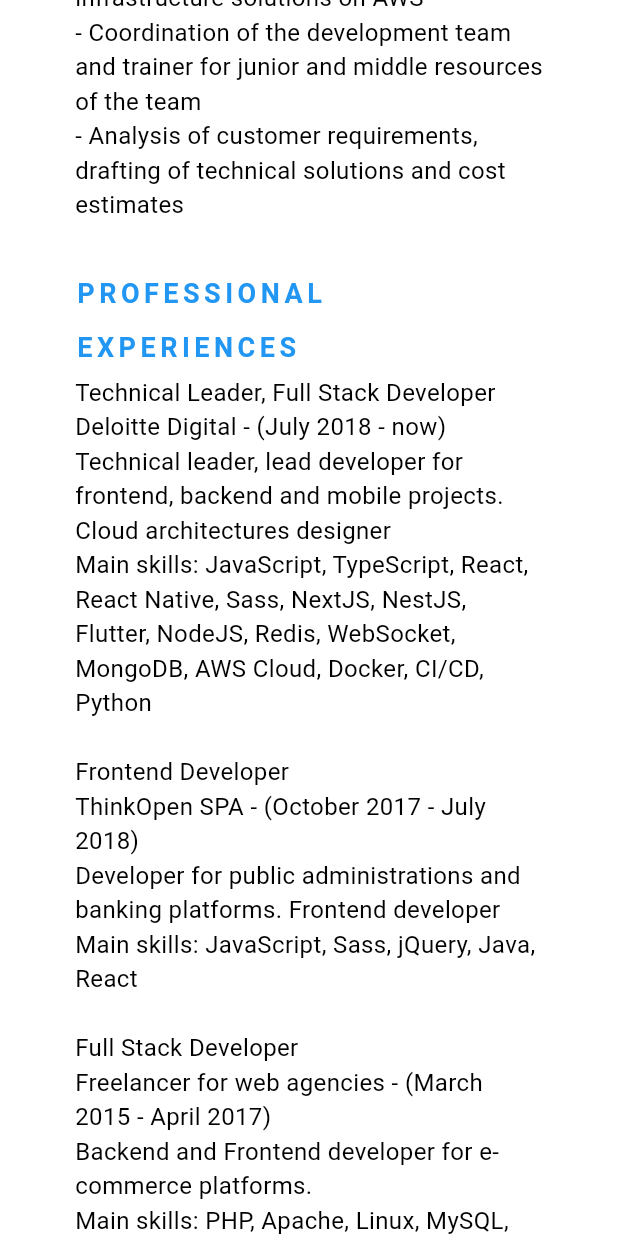
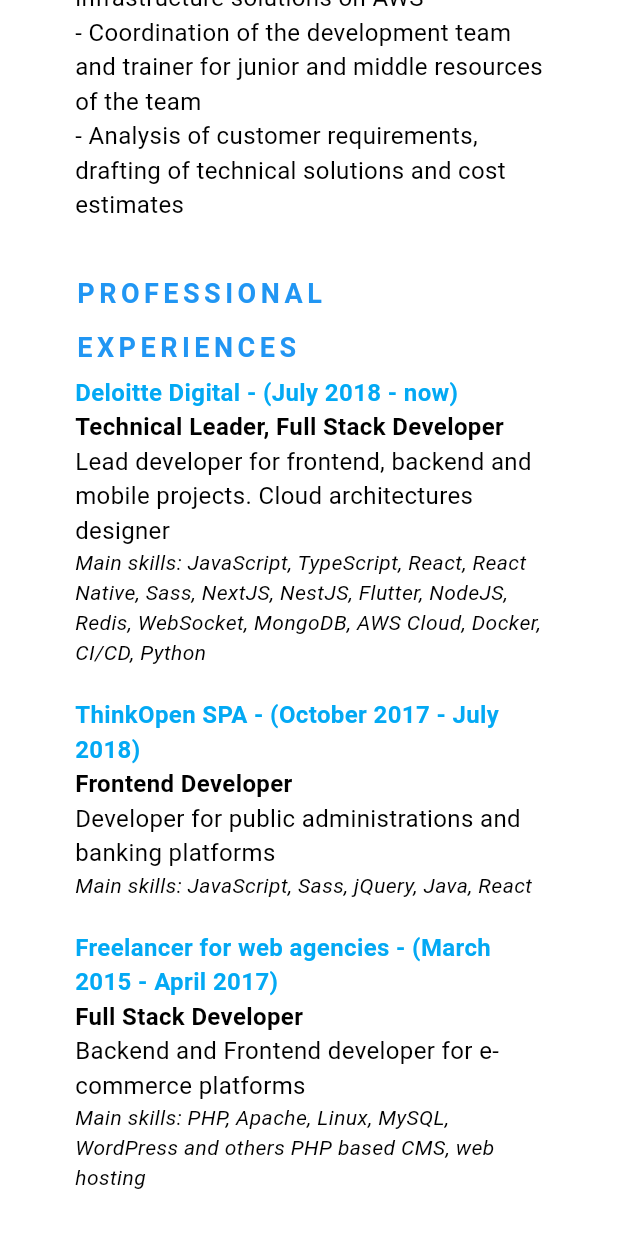
Before and after one commit to davideperrotta/resume_app, a Flutter app: the screen it shows after launch, scrolled down 1152 dp, on a phone screen of 412 x 824 dp. Run offline on Flutter 3.47's test engine with Material 3 defaults, Android fonts, the light colour scheme and no system bars; our stand-ins replace bloc, equatable, flutter_bloc, responsive_builder.

Commit message:
apply styles to experiences

```diff
--- a/lib/customComponent.dart
+++ b/lib/customComponent.dart
@@ -61,7 +61,7 @@
                 );
               },
             ),
-            Text('This is a test page for cubit')
+            const Text('This is a test page for cubit')
           ],
         )
       ],
--- a/lib/main.dart
+++ b/lib/main.dart
@@ -119,22 +119,103 @@
         style: titleStyle,
       ),
       Container(
-        child: Text(
-          'Technical Leader, Full Stack Developer\nDeloitte Digital - (July 2018 - now) \nTechnical leader, lead developer for frontend, backend and mobile projects. Cloud architectures designer \nMain skills: JavaScript, TypeScript, React, React Native, Sass, NextJS, NestJS, Flutter, NodeJS, Redis, WebSocket, MongoDB, AWS Cloud, Docker, CI/CD, Python\n',
+          child: Column(
+        crossAxisAlignment: CrossAxisAlignment.start,
+        children: [
+          Text(
+            'Deloitte Digital - (July 2018 - now)',
+            style: descriptionStyle.merge(const TextStyle(
+              fontWeight: FontWeight.bold,
+              color: Colors.lightBlue,
+            )),
+          ),
+          Text(
+            'Technical Leader, Full Stack Developer',
+            style: descriptionStyle.merge(const TextStyle(
+              fontWeight: FontWeight.bold,
+            )),
+          ),
+          Text(
+            'Lead developer for frontend, backend and mobile projects. Cloud architectures designer',
             style: descriptionStyle,
           ),
+          Text(
+            'Main skills: JavaScript, TypeScript, React, React Native, Sass, NextJS, NestJS, Flutter, NodeJS, Redis, WebSocket, MongoDB, AWS Cloud, Docker, CI/CD, Python',
+            style: descriptionStyle.merge(const TextStyle(
+              fontStyle: FontStyle.italic,
+              fontSize: 14,
+            )),
           ),
+          const SizedBox(
+            height: 20,
+          )
+        ],
+      )),
       Container(
-        child: Text(
-          'Frontend Developer \nThinkOpen SPA - (October 2017 - July 2018) \nDeveloper for public administrations and banking platforms. Frontend developer \nMain skills: JavaScript, Sass, jQuery, Java, React\n',
+          child: Column(
+        crossAxisAlignment: CrossAxisAlignment.start,
+        children: [
+          Text(
+            'ThinkOpen SPA - (October 2017 - July 2018)',
+            style: descriptionStyle.merge(const TextStyle(
+              fontWeight: FontWeight.bold,
+              color: Colors.lightBlue,
+            )),
+          ),
+          Text(
+            'Frontend Developer',
+            style: descriptionStyle.merge(const TextStyle(
+              fontWeight: FontWeight.bold,
+            )),
+          ),
+          Text(
+            'Developer for public administrations and banking platforms',
             style: descriptionStyle,
           ),
+          Text(
+            'Main skills: JavaScript, Sass, jQuery, Java, React',
+            style: descriptionStyle.merge(const TextStyle(
+              fontStyle: FontStyle.italic,
+              fontSize: 14,
+            )),
           ),
+          const SizedBox(
+            height: 20,
+          )
+        ],
+      )),
       Container(
-        child: Text(
-          'Full Stack Developer \nFreelancer for web agencies - (March 2015 - April 2017) \nBackend and Frontend developer for e-commerce platforms. \nMain skills: PHP, Apache, Linux, MySQL, WordPress and others PHP based CMS',
+          child: Column(
+        crossAxisAlignment: CrossAxisAlignment.start,
+        children: [
+          Text(
+            'Freelancer for web agencies - (March 2015 - April 2017)',
+            style: descriptionStyle.merge(const TextStyle(
+              fontWeight: FontWeight.bold,
+              color: Colors.lightBlue,
+            )),
+          ),
+          Text(
+            'Full Stack Developer',
+            style: descriptionStyle.merge(const TextStyle(
+              fontWeight: FontWeight.bold,
+            )),
+          ),
+          Text(
+            'Backend and Frontend developer for e-commerce platforms',
             style: descriptionStyle,
           ),
+          Text(
+            'Main skills: PHP, Apache, Linux, MySQL, WordPress and others PHP based CMS, web hosting',
+            style: descriptionStyle.merge(const TextStyle(
+              fontStyle: FontStyle.italic,
+              fontSize: 14,
+            )),
+          ),
+        ],
+      ) /*Text(
+          style: descriptionStyle,
+        ),*/
           ),
       const SizedBox(height: separatorHeight),
       Text(
@@ -142,10 +223,45 @@
         style: titleStyle,
       ),
       Container(
-        child: Text(
-          'Politecnico di Milano, 2023 \nState exam for qualification of ICT Engineer \n\nUniversità Magna Graecia di Catanzaro, 2017 \nMaster’s Degree in Biomedical Engineering, 106/110 \n\nUniversità Magna Graecia di Catanzaro, 2015 \nBachelor Degree in Computer and Biomedical Engineering \n\nScientific High School Luigi Siciliani, Catanzaro, 2005 - 2010',
+        child: Column(crossAxisAlignment: CrossAxisAlignment.start, children: [
+          Text(
+            'Politecnico di Milano, 2023 ',
+            style: descriptionStyle.merge(const TextStyle(
+              fontWeight: FontWeight.bold,
+            )),
+          ),
+          Text(
+            'State exam for qualification of ICT Engineer',
             style: descriptionStyle,
           ),
+          const SizedBox(height: 20),
+          Text(
+            'Università Magna Graecia di Catanzaro, 2017 ',
+            style: descriptionStyle.merge(const TextStyle(
+              fontWeight: FontWeight.bold,
+            )),
+          ),
+          Text(
+            'Master’s Degree in Biomedical Engineering, 106/110',
+            style: descriptionStyle,
+          ),
+          const SizedBox(height: 20),
+          Text(
+            'Università Magna Graecia di Catanzaro, 2015',
+            style: descriptionStyle.merge(const TextStyle(
+              fontWeight: FontWeight.bold,
+            )),
+          ),
+          Text(
+            'Bachelor Degree in Computer and Biomedical Engineering',
+            style: descriptionStyle,
+          ),
+          const SizedBox(height: 20),
+          Text(
+            'Scientific High School Luigi Siciliani, Catanzaro, 2005 - 2010',
+            style: descriptionStyle,
+          )
+        ]),
       ),
       const SizedBox(height: separatorHeight),
       Text(
```
Lines whose indentation alone changed are shown as unchanged.
